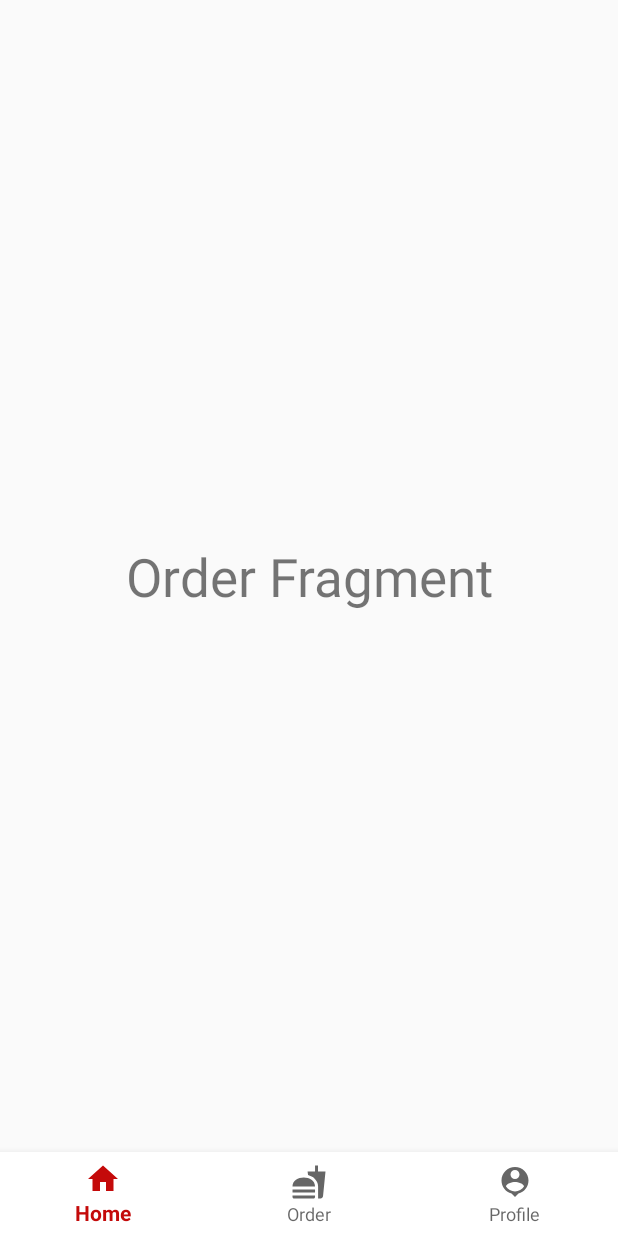
After one commit to Zigfruid/Cafe-appMenu, an Android app: the fragment OrderFragment placed in its activity, on a phone screen of 412 x 824 dp. The commit adds this screen. Run offline under Robolectric (Android 15) with nearby library versions, the phone set to English and light mode, and no system bars; our stand-ins replace Room's generated code.

Commit message:
not ready

```diff
--- a/app/build.gradle
+++ b/app/build.gradle
@@ -44,4 +44,5 @@ dependencies {
     implementation "androidx.room:room-runtime:$room_version"
     kapt "androidx.room:room-compiler:$room_version"
 
+
 }
--- a/app/src/main/AndroidManifest.xml
+++ b/app/src/main/AndroidManifest.xml
@@ -9,7 +9,8 @@
         android:roundIcon="@mipmap/ic_launcher_round"
         android:supportsRtl="true"
         android:theme="@style/AppTheme">
-        <activity android:name=".ui.SignInActivity"></activity>
+        <activity android:name=".ui.MenuActivity"></activity>
+        <activity android:name=".ui.SignInActivity" />
         <activity android:name=".ui.MainActivity">
             <intent-filter>
                 <action android:name="android.intent.action.MAIN" />
--- /dev/null
+++ b/app/src/main/java/com/example/fastfood/Fragments/HomeFragment.kt
@@ -0,0 +1,64 @@
+package com.example.fastfood.Fragments
+
+import android.os.Bundle
+import android.view.View
+import androidx.fragment.app.Fragment
+import com.example.fastfood.MenuRecycleFragment.FragmentMenu
+import com.example.fastfood.R
+import kotlinx.android.synthetic.main.home_fragment.*
+
+class HomeFragment: Fragment(R.layout.home_fragment)  {
+    companion object{
+        const val TYPE_ID ="typeId"
+        const val DRINK = 1
+        const val PIZZA = 2
+        const val LAVASH = 3
+        const val BURGER = 4
+    }
+
+    override fun onViewCreated(view: View, savedInstanceState: Bundle?) {
+        super.onViewCreated(view, savedInstanceState)
+
+
+        val fragment = FragmentMenu()
+        val bundle = Bundle()
+        bundle.putInt(TYPE_ID, DRINK)
+        fragment.arguments = bundle
+        childFragmentManager.beginTransaction().replace(R.id.fragment_container, fragment ).commit()
+
+        btnDrink.setOnClickListener {
+            val mFragment = FragmentMenu()
+            val mBundle = Bundle()
+            mBundle.putInt(TYPE_ID, DRINK)
+            mFragment.arguments = mBundle
+            childFragmentManager.beginTransaction().replace(R.id.fragment_container, mFragment ).commit()
+
+        }
+        btnPizza.setOnClickListener {
+            val mFragment = FragmentMenu()
+            val mBundle = Bundle()
+            mBundle.putInt(TYPE_ID, PIZZA)
+            mFragment.arguments = mBundle
+            childFragmentManager.beginTransaction().replace(R.id.fragment_container, mFragment ).commit()
+
+        }
+        btnLavash.setOnClickListener {
+            val mFragment = FragmentMenu()
+            val mBundle = Bundle()
+            mBundle.putInt(TYPE_ID, LAVASH)
+            mFragment.arguments = mBundle
+            childFragmentManager.beginTransaction().replace(R.id.fragment_container, mFragment ).commit()
+
+        }
+        btnBurger.setOnClickListener {
+            val mFragment = FragmentMenu()
+            val mBundle = Bundle()
+            mBundle.putInt(TYPE_ID, BURGER)
+            mFragment.arguments = mBundle
+            childFragmentManager.beginTransaction().replace(R.id.fragment_container, mFragment ).commit()
+
+        }
+
+    }
+
+}
--- /dev/null
+++ b/app/src/main/java/com/example/fastfood/Fragments/OrderFragment.kt
@@ -0,0 +1,8 @@
+package com.example.fastfood.Fragments
+
+import androidx.fragment.app.Fragment
+import com.example.fastfood.R
+
+class OrderFragment: Fragment(R.layout.order_fragment) {
+
+}
--- /dev/null
+++ b/app/src/main/java/com/example/fastfood/Fragments/ProfileFragment.kt
@@ -0,0 +1,7 @@
+package com.example.fastfood.Fragments
+
+import androidx.fragment.app.Fragment
+import com.example.fastfood.R
+
+class ProfileFragment: Fragment(R.layout.profile_fragment) {
+}
--- /dev/null
+++ b/app/src/main/java/com/example/fastfood/MenuRecycleFragment/FragmentMenu.kt
@@ -0,0 +1,28 @@
+package com.example.fastfood.MenuRecycleFragment
+
+import android.os.Bundle
+import android.view.View
+import androidx.fragment.app.Fragment
+import com.example.fastfood.CafeeAdapter.MainAdapter
+import com.example.fastfood.Fragments.HomeFragment
+import com.example.fastfood.R
+import com.example.fastfood.data.MenuDataBase
+import com.example.fastfood.data.dao.CafeDao
+import kotlinx.android.synthetic.main.fragment_recycler.*
+
+class FragmentMenu : Fragment(R.layout.fragment_recycler) {
+
+    private val mAdapter = MainAdapter()
+    lateinit var dao: CafeDao
+
+    override fun onViewCreated(view: View, savedInstanceState: Bundle?) {
+        super.onViewCreated(view, savedInstanceState)
+        rv1.adapter = mAdapter
+        val type = arguments?.getInt(HomeFragment.TYPE_ID) ?:1
+        dao = MenuDataBase.getInstance(requireContext()).dao()
+        fillData(type)
+    }
+    private fun fillData(type: Int){
+        mAdapter.item = dao.getAllOfMenu(type)
+    }
+}
--- a/app/src/main/java/com/example/fastfood/data/MenuDataBase.kt
+++ b/app/src/main/java/com/example/fastfood/data/MenuDataBase.kt
@@ -4,10 +4,10 @@ import android.content.Context
 import androidx.room.Database
 import androidx.room.Room
 import androidx.room.RoomDatabase
-import com.example.fastfood.data.ModelCafee.CafeMenu
+import com.example.fastfood.data.ModelCafee.MenuCafe
 import com.example.fastfood.data.dao.CafeDao
 
-@Database(entities = [CafeMenu::class], version = 1)
+@Database(entities = [MenuCafe::class], version = 2)
 abstract class MenuDataBase : RoomDatabase() {
 
     companion object{
@@ -20,6 +20,7 @@ abstract class MenuDataBase : RoomDatabase() {
                 "menu-database.db"
             )
                 .createFromAsset("menu-database.db")
+                .allowMainThreadQueries()
                 .build()
     }
 
--- a/app/src/main/java/com/example/fastfood/data/dao/CafeDao.kt
+++ b/app/src/main/java/com/example/fastfood/data/dao/CafeDao.kt
@@ -2,11 +2,11 @@ package com.example.fastfood.data.dao
 
 import androidx.room.Dao
 import androidx.room.Query
-import com.example.fastfood.data.ModelCafee.CafeMenu
+import com.example.fastfood.data.ModelCafee.MenuCafe
 
 
 @Dao
 interface CafeDao {
-    @Query("SELECT *FROM menu")
-    fun getAllOfMenu(): List<CafeMenu>
+    @Query("SELECT * FROM Cafee WHERE type = :type")
+    fun getAllOfMenu(type: Int): List<MenuCafe>
 }
--- /dev/null
+++ b/app/src/main/java/com/example/fastfood/ui/MenuActivity.kt
@@ -0,0 +1,48 @@
+package com.example.fastfood.ui
+
+import android.os.Bundle
+import android.view.View
+import androidx.appcompat.app.AppCompatActivity
+import androidx.fragment.app.Fragment
+import com.example.fastfood.Fragments.HomeFragment
+import com.example.fastfood.Fragments.OrderFragment
+import com.example.fastfood.Fragments.ProfileFragment
+import com.example.fastfood.MenuRecycleFragment.FragmentMenu
+import com.example.fastfood.R
+import kotlinx.android.synthetic.main.main_menu.*
+
+class MenuActivity : AppCompatActivity() {
+
+
+
+    override fun onCreate(savedInstanceState: Bundle?) {
+        super.onCreate(savedInstanceState)
+        setContentView(R.layout.main_menu)
+        supportActionBar?.hide()
+
+        val homeFragment = HomeFragment()
+        val orderFragment = OrderFragment()
+        val profileFragment = ProfileFragment()
+
+        makeCurrentFragment(homeFragment)
+
+        BottomNavMenu.setOnNavigationItemSelectedListener {
+            when(it.itemId){
+                R.id.home -> makeCurrentFragment(homeFragment)
+                R.id.order-> makeCurrentFragment(orderFragment)
+                R.id.profile-> makeCurrentFragment(profileFragment)
+            }
+            true
+        }
+
+    }
+
+    private fun makeCurrentFragment(fragment: Fragment){
+        supportFragmentManager.beginTransaction().apply {
+            replace(R.id.fragment_wallpaper, fragment)
+                .commit()
+        }
+    }
+
+
+}
--- /dev/null
+++ b/app/src/main/res/layout/main_menu.xml
@@ -0,0 +1,23 @@
+<?xml version="1.0" encoding="utf-8"?>
+<RelativeLayout xmlns:android="http://schemas.android.com/apk/res/android"
+    android:layout_width="match_parent"
+    android:layout_height="match_parent"
+    xmlns:app="http://schemas.android.com/apk/res-auto">
+
+    <FrameLayout
+        android:id="@+id/fragment_wallpaper"
+        android:layout_width="match_parent"
+        android:layout_height="match_parent"
+        android:layout_above="@id/BottomNavMenu"
+        />
+
+
+    <com.google.android.material.bottomnavigation.BottomNavigationView
+        android:id="@+id/BottomNavMenu"
+        android:layout_alignParentBottom="true"
+        android:layout_width="match_parent"
+        android:layout_height="wrap_content"
+        app:itemBackground="@android:color/white"
+        app:menu="@menu/menu_item"
+        />
+</RelativeLayout>
--- /dev/null
+++ b/app/src/main/res/layout/order_fragment.xml
@@ -0,0 +1,17 @@
+<?xml version="1.0" encoding="utf-8"?>
+<androidx.constraintlayout.widget.ConstraintLayout xmlns:android="http://schemas.android.com/apk/res/android"
+    android:layout_width="match_parent"
+    android:layout_height="match_parent"
+    xmlns:app="http://schemas.android.com/apk/res-auto">
+
+    <TextView
+        android:layout_width="wrap_content"
+        android:layout_height="wrap_content"
+        app:layout_constraintTop_toTopOf="parent"
+        app:layout_constraintEnd_toEndOf="parent"
+        app:layout_constraintBottom_toBottomOf="parent"
+        app:layout_constraintStart_toStartOf="parent"
+        android:text="Order Fragment"
+        android:textSize="35sp"/>
+
+</androidx.constraintlayout.widget.ConstraintLayout>
--- a/app/src/main/res/values/styles.xml
+++ b/app/src/main/res/values/styles.xml
@@ -2,8 +2,8 @@
     <!-- Base application theme. -->
     <style name="AppTheme" parent="Theme.AppCompat.Light.DarkActionBar">
         <!-- Customize your theme here. -->
-        <item name="colorPrimary">@color/colorPrimary</item>
-        <item name="colorPrimaryDark">@color/colorPrimaryDark</item>
+        <item name="colorPrimary">@color/redStroke</item>
+        <item name="colorPrimaryDark">@color/redStroke</item>
         <item name="colorAccent">@color/colorAccent</item>
     </style>
 
```
Also changed, not shown: app/src/main/java/com/example/fastfood/CafeeAdapter/MainAdapter.kt (+6 -3 lines), app/src/main/java/com/example/fastfood/data/ModelCafee/MenuCafe.kt (renamed from app/src/main/java/com/example/fastfood/data/ModelCafee/CafeMenu.kt, +4 -4 lines), app/src/main/java/com/example/fastfood/ui/SignInActivity.kt (+11 -0 lines), app/src/main/res/layout/fragment_recycler.xml (added, +21 -0 lines), app/src/main/res/layout/home_fragment.xml (renamed from app/src/main/res/layout/main_recyclerview.xml, +15 -25 lines), app/src/main/res/layout/profile_fragment.xml (added, +17 -0 lines), app/src/main/assets/menu-database.db.
